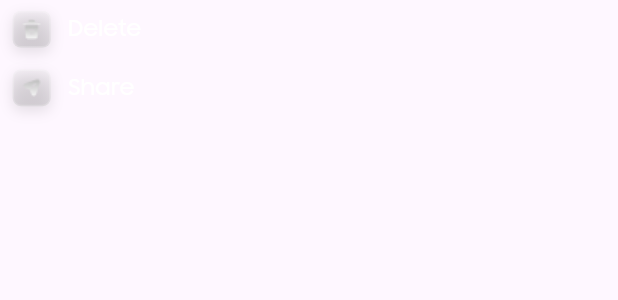
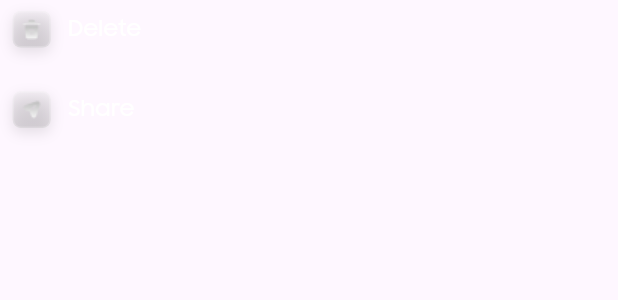
Before and after one commit to Deliverable-Services/samsung_community, a Flutter app: the FeedActionModal widget shown alone on an empty page, opened directly, on a phone screen of 412 x 824 dp. Shown: the top 300 px of the screen. Run offline on Flutter 3.47's test engine with Material 3 defaults, Android fonts, the phone set to English and light mode, and no system bars; our stand-ins replace cached_network_image, device_info_plus, flutter_dotenv, flutter_screenutil, flutter_svg, get and 5 more; accounts and stored records are empty; project files that could hold a hidden picture were left out.

Commit message:
Update feed_action_modal.dart

```diff
--- a/lib/app/modules/feed/local_widgets/feed_action_modal.dart
+++ b/lib/app/modules/feed/local_widgets/feed_action_modal.dart
@@ -1,6 +1,6 @@
 import 'package:flutter/material.dart';
 import 'package:get/get.dart';
-
+import 'package:flutter_screenutil/flutter_screenutil.dart';
 import '../../../data/constants/app_images.dart';
 import '../../../data/helper_widgets/option_item.dart';
 
@@ -24,6 +24,7 @@ class FeedActionModal extends StatelessWidget {
             Get.back();
           },
         ),
+        SizedBox(height: 16.h),
         OptionItem(
           boxTextWidget: Image.asset(AppImages.sendIcon),
           text: 'share'.tr,
```
